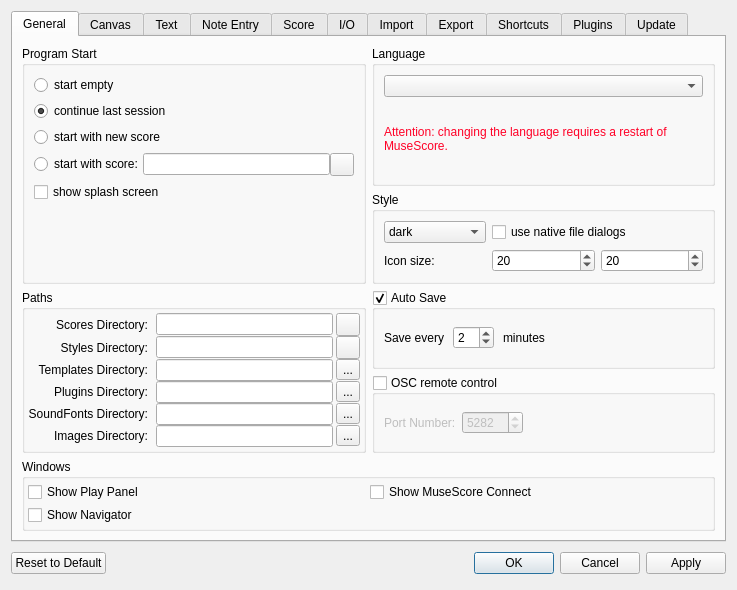
First picture: the form in mscore/mscore/prefsdialog.ui, repository musescore/musescore-old, before the edit.
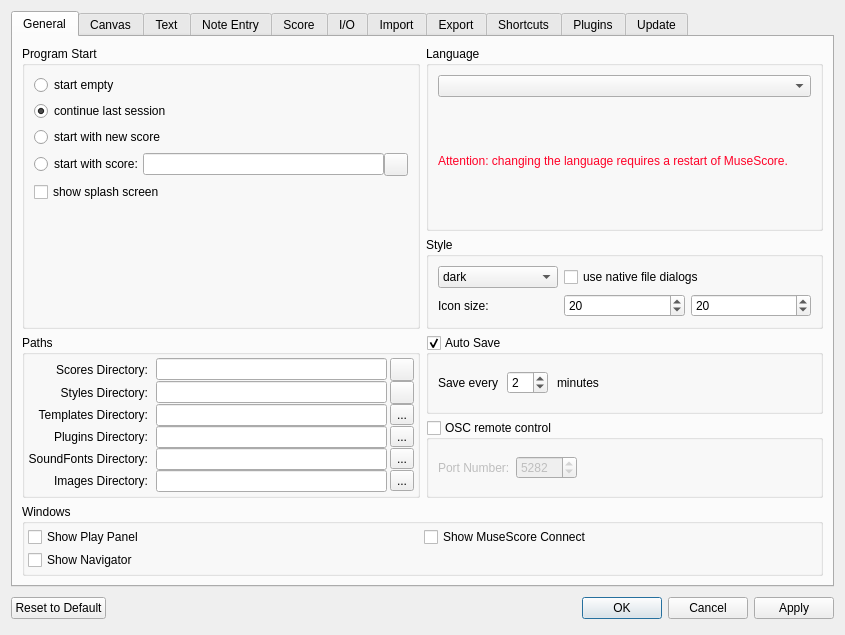
Second picture: the form after the edit. Custom widgets are drawn as their Qt base class.

Commit message: make preferences dialog a little bigger for MacOSX

The edit to the form file:
```diff
--- a/mscore/mscore/prefsdialog.ui
+++ b/mscore/mscore/prefsdialog.ui
@@ -6,8 +6,8 @@
    <rect>
     <x>0</x>
     <y>0</y>
-    <width>737</width>
-    <height>542</height>
+    <width>845</width>
+    <height>635</height>
    </rect>
   </property>
   <property name="windowTitle">
```
